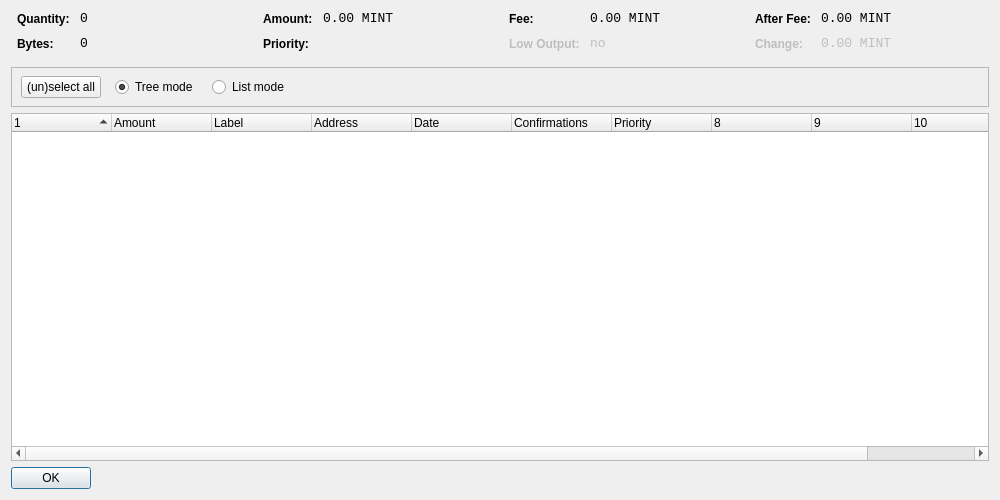
reappergrimd/Guarany, file src/qt/forms/coincontroldialog.ui: the form before one commit.
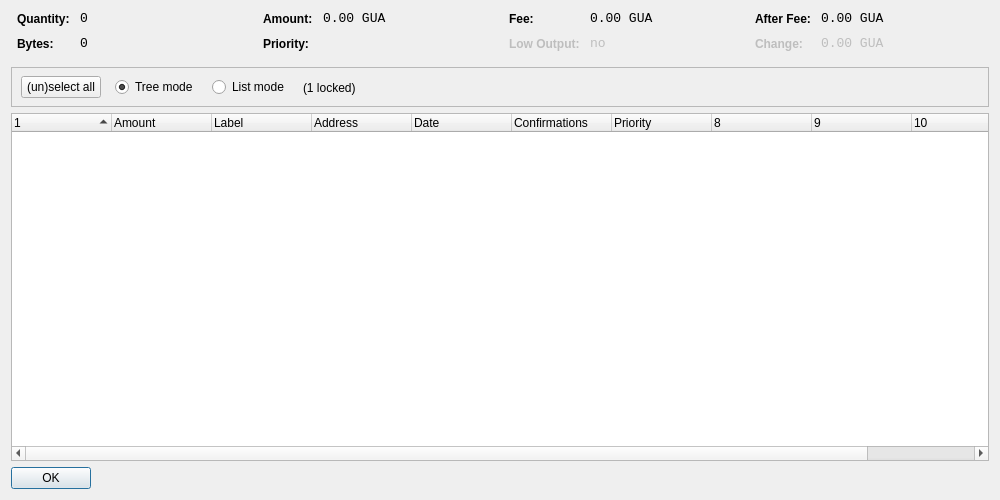
The form after the commit. Custom widgets are drawn as their Qt base class.

What changed in the file:
```diff
--- a/src/qt/forms/coincontroldialog.ui
+++ b/src/qt/forms/coincontroldialog.ui
@@ -141,7 +141,7 @@
           <enum>Qt::ActionsContextMenu</enum>
          </property>
          <property name="text">
-          <string>0.00 MINT</string>
+          <string notr="true">0.00 GUA</string>
          </property>
          <property name="textInteractionFlags">
           <set>Qt::LinksAccessibleByMouse|Qt::TextSelectableByKeyboard|Qt::TextSelectableByMouse</set>
@@ -221,7 +221,7 @@
           <enum>Qt::ActionsContextMenu</enum>
          </property>
          <property name="text">
-          <string>0.00 MINT</string>
+          <string notr="true">0.00 GUA</string>
          </property>
          <property name="textInteractionFlags">
           <set>Qt::LinksAccessibleByMouse|Qt::TextSelectableByKeyboard|Qt::TextSelectableByMouse</set>
@@ -307,7 +307,7 @@
           <enum>Qt::ActionsContextMenu</enum>
          </property>
          <property name="text">
-          <string>0.00 MINT</string>
+          <string notr="true">0.00 GUA</string>
          </property>
          <property name="textInteractionFlags">
           <set>Qt::LinksAccessibleByMouse|Qt::TextSelectableByKeyboard|Qt::TextSelectableByMouse</set>
@@ -345,7 +345,7 @@
           <enum>Qt::ActionsContextMenu</enum>
          </property>
          <property name="text">
-          <string>0.00 MINT</string>
+          <string notr="true">0.00 GUA</string>
          </property>
          <property name="textInteractionFlags">
           <set>Qt::LinksAccessibleByMouse|Qt::TextSelectableByKeyboard|Qt::TextSelectableByMouse</set>
@@ -379,7 +379,7 @@
         <height>41</height>
        </rect>
       </property>
-      <layout class="QHBoxLayout" name="horizontalLayoutPanel" stretch="0,0,0,0">
+      <layout class="QHBoxLayout" name="horizontalLayoutPanel" stretch="0,0,0,0,0">
        <property name="spacing">
         <number>14</number>
        </property>
@@ -425,6 +425,13 @@
          </property>
         </widget>
        </item>
+       <item>
+        <widget class="QLabel" name="labelLocked">
+         <property name="text">
+          <string>(1 locked)</string>
+         </property>
+        </widget>
+       </item>
        <item>
         <spacer name="horizontalSpacer">
          <property name="orientation">
```
Left out of the diff: 13 changed lines with no effect on the pictures.
